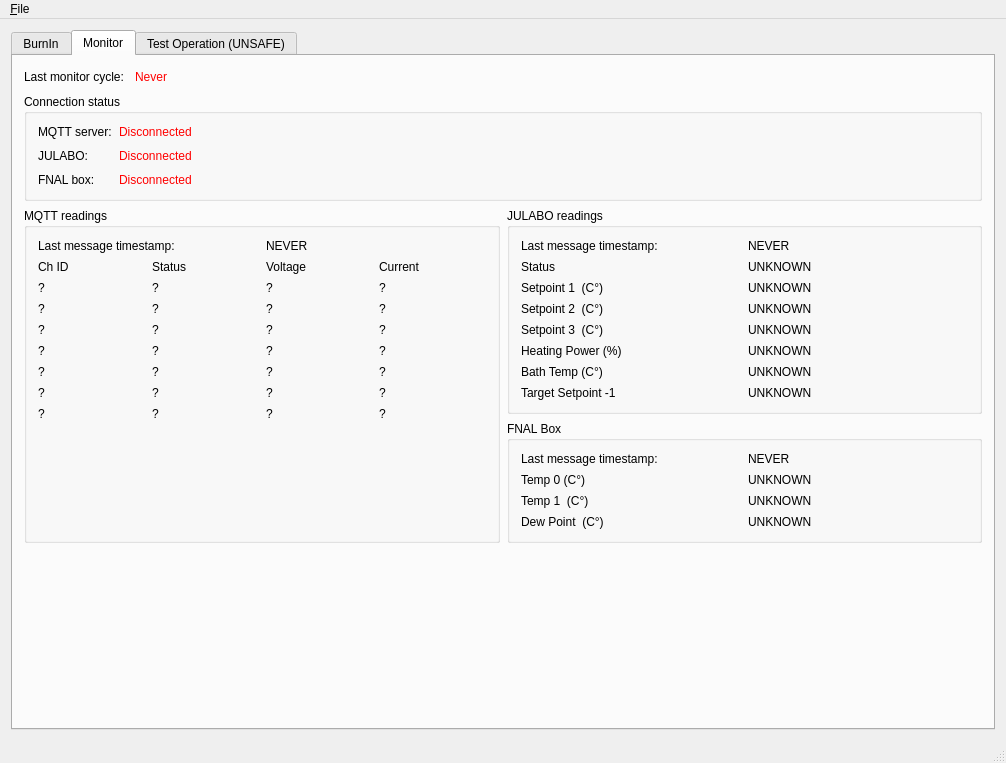
First picture: the form in GUI.ui, repository pisaoutertracker/BurnIn_Controller, before the edit.
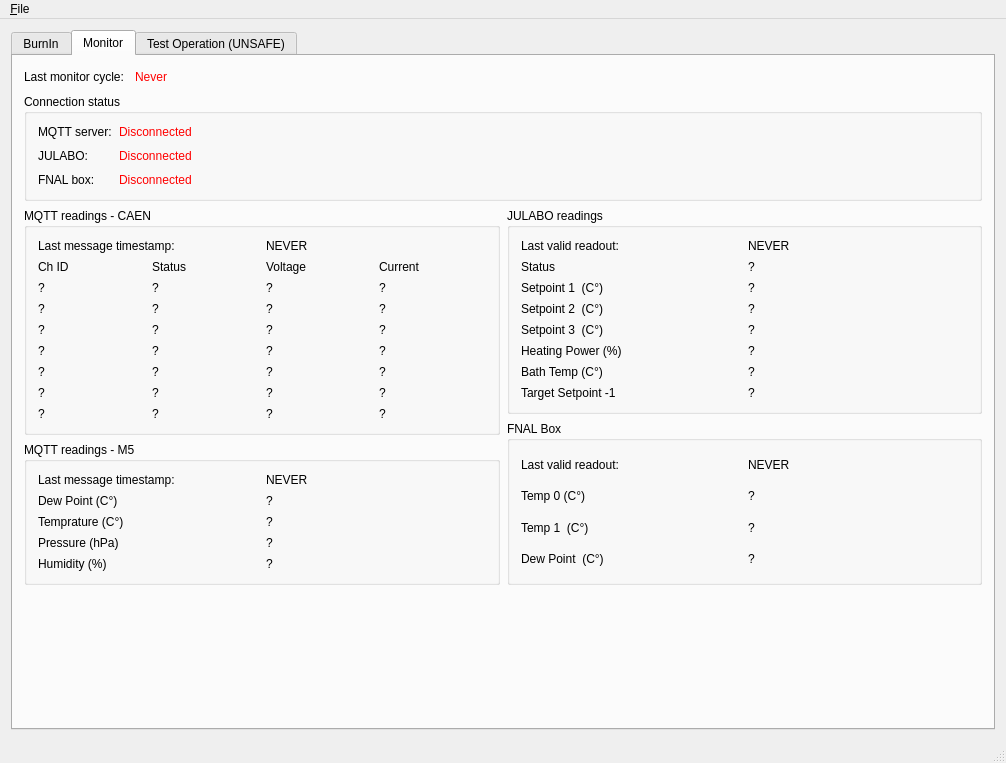
Second picture: the form after the edit. The open tabs and pages were chosen to show the change. Icons and pictures are not drawn.

Diff of the .ui file:
```diff
--- a/GUI.ui
+++ b/GUI.ui
@@ -203,9 +203,11 @@
         <item>
          <layout class="QHBoxLayout" name="horizontalLayout_7">
           <item>
+           <layout class="QVBoxLayout" name="verticalLayout_10">
+            <item>
            <widget class="QGroupBox" name="groupBox_7">
             <property name="title">
-             <string>MQTT readings</string>
+               <string>MQTT readings - CAEN</string>
             </property>
             <layout class="QVBoxLayout" name="verticalLayout_2">
              <item>
@@ -457,21 +459,89 @@
                </item>
               </layout>
              </item>
+              </layout>
+             </widget>
+            </item>
              <item>
-              <spacer name="verticalSpacer_3">
-               <property name="orientation">
-                <enum>Qt::Vertical</enum>
-               </property>
-               <property name="sizeHint" stdset="0">
-                <size>
-                 <width>20</width>
-                 <height>40</height>
-                </size>
-               </property>
-              </spacer>
-             </item>
-            </layout>
-           </widget>
+             <widget class="QGroupBox" name="groupBox_8">
+              <property name="title">
+               <string>MQTT readings - M5</string>
+              </property>
+              <layout class="QGridLayout" name="gridLayout_6">
+               <item row="4" column="0">
+                <widget class="QLabel" name="label_30">
+                 <property name="text">
+                  <string>Humidity (%)</string>
+                 </property>
+                </widget>
+               </item>
+               <item row="2" column="0">
+                <widget class="QLabel" name="label_28">
+                 <property name="text">
+                  <string>Temprature (C°)</string>
+                 </property>
+                </widget>
+               </item>
+               <item row="3" column="0">
+                <widget class="QLabel" name="label_29">
+                 <property name="text">
+                  <string>Pressure (hPa)</string>
+                 </property>
+                </widget>
+               </item>
+               <item row="4" column="1">
+                <widget class="QLabel" name="LastM5Humi_tag">
+                 <property name="text">
+                  <string>?</string>
+                 </property>
+                </widget>
+               </item>
+               <item row="0" column="0">
+                <widget class="QLabel" name="label_27">
+                 <property name="text">
+                  <string>Last message timestamp: </string>
+                 </property>
+                </widget>
+               </item>
+               <item row="3" column="1">
+                <widget class="QLabel" name="LastM5Pres_tag">
+                 <property name="text">
+                  <string>?</string>
+                 </property>
+                </widget>
+               </item>
+               <item row="2" column="1">
+                <widget class="QLabel" name="LastM5Temp_tag">
+                 <property name="text">
+                  <string>?</string>
+                 </property>
+                </widget>
+               </item>
+               <item row="0" column="1">
+                <widget class="QLabel" name="LastMQTTM5MsgTS_tag">
+                 <property name="text">
+                  <string>NEVER</string>
+                 </property>
+                </widget>
+               </item>
+               <item row="1" column="0">
+                <widget class="QLabel" name="label_31">
+                 <property name="text">
+                  <string>Dew Point (C°)</string>
+                 </property>
+                </widget>
+               </item>
+               <item row="1" column="1">
+                <widget class="QLabel" name="LastM5DP_tag">
+                 <property name="text">
+                  <string>?</string>
+                 </property>
+                </widget>
+               </item>
+              </layout>
+             </widget>
+            </item>
+           </layout>
           </item>
           <item>
            <layout class="QVBoxLayout" name="verticalLayout_9">
@@ -484,7 +554,7 @@
                <item row="2" column="1">
                 <widget class="QLabel" name="LastJulaboSP1_tag">
                  <property name="text">
-                  <string>UNKNOWN</string>
+                  <string>?</string>
                  </property>
                 </widget>
                </item>
@@ -505,7 +575,7 @@
                <item row="1" column="1">
                 <widget class="QLabel" name="LastJulaboStatus_tag">
                  <property name="text">
-                  <string>UNKNOWN</string>
+                  <string>?</string>
                  </property>
                 </widget>
                </item>
@@ -519,7 +589,7 @@
                <item row="0" column="0">
                 <widget class="QLabel" name="label_12">
                  <property name="text">
-                  <string>Last message timestamp: </string>
+                  <string>Last valid readout: </string>
                  </property>
                 </widget>
                </item>
@@ -561,35 +631,35 @@
                <item row="3" column="1">
                 <widget class="QLabel" name="LastJulaboSP2_tag">
                  <property name="text">
-                  <string>UNKNOWN</string>
+                  <string>?</string>
                  </property>
                 </widget>
                </item>
                <item row="4" column="1">
                 <widget class="QLabel" name="LastJulaboSP3_tag">
                  <property name="text">
-                  <string>UNKNOWN</string>
+                  <string>?</string>
                  </property>
                 </widget>
                </item>
                <item row="5" column="1">
                 <widget class="QLabel" name="LastJulaboHP_tag">
                  <property name="text">
-                  <string>UNKNOWN</string>
+                  <string>?</string>
                  </property>
                 </widget>
                </item>
                <item row="6" column="1">
                 <widget class="QLabel" name="LastJulaboBT_tag">
                  <property name="text">
-                  <string>UNKNOWN</string>
+                  <string>?</string>
                  </property>
                 </widget>
                </item>
                <item row="7" column="1">
                 <widget class="QLabel" name="LastJulaboTSP_tag">
                  <property name="text">
-                  <string>UNKNOWN</string>
+                  <string>?</string>
                  </property>
                 </widget>
                </item>
@@ -605,7 +675,7 @@
                <item row="3" column="1">
                 <widget class="QLabel" name="LastFNALBoxDP_tag">
                  <property name="text">
-                  <string>UNKNOWN</string>
+                  <string>?</string>
                  </property>
                 </widget>
                </item>
@@ -619,7 +689,7 @@
                <item row="0" column="0">
                 <widget class="QLabel" name="label_17">
                  <property name="text">
-                  <string>Last message timestamp: </string>
+                  <string>Last valid readout: </string>
                  </property>
                 </widget>
                </item>
@@ -647,14 +717,14 @@
                <item row="1" column="1">
                 <widget class="QLabel" name="LastFNALBoxTemp0_tag">
                  <property name="text">
-                  <string>UNKNOWN</string>
+                  <string>?</string>
                  </property>
                 </widget>
                </item>
                <item row="2" column="1">
                 <widget class="QLabel" name="LastFNALBoxTemp1_tag">
                  <property name="text">
-                  <string>UNKNOWN</string>
+                  <string>?</string>
                  </property>
                 </widget>
                </item>
```
Left out of the diff: 4 changed lines with no effect on the pictures. Lines whose indentation alone changed are shown as unchanged.
